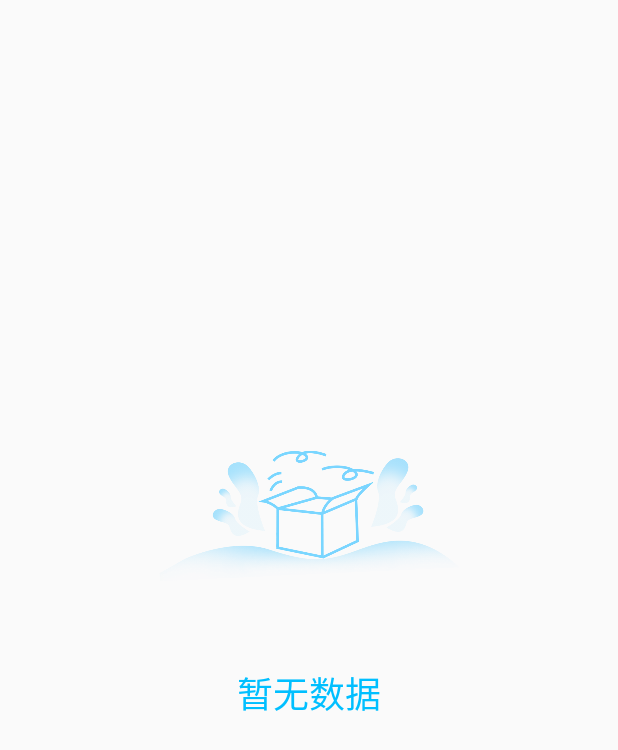
After one commit to cl-6666/xDialog, an Android app: the layout xdialog_layout_empty.xml on its own in the app's theme, with its tools: preview values and no code run, on a phone screen of 412 x 824 dp. The commit adds this screen. Shown: the top 750 px of the screen. Run offline under Robolectric (Android 15) with nearby library versions, the phone set to English and light mode, and no system bars.

Commit message:
优化空布局显示的多种情况

```diff
--- a/app/build.gradle
+++ b/app/build.gradle
@@ -34,9 +34,9 @@ dependencies {
     androidTestImplementation 'androidx.test.espresso:espresso-core:3.2.0'
     implementation 'androidx.recyclerview:recyclerview:1.0.0'
     implementation 'com.android.support.constraint:constraint-layout:1.1.2'
-//    implementation project(':xdialog')
+    implementation project(':xdialog')
 
-    implementation 'com.github.cl-6666:xDialog:v3.1.6'
+//    implementation 'com.github.cl-6666:xDialog:v3.1.6'
 
     //内存泄漏检测
 //    debugImplementation 'com.squareup.leakcanary:leakcanary-android:2.10'
--- a/xdialog/build.gradle
+++ b/xdialog/build.gradle
@@ -9,8 +9,8 @@ android {
     defaultConfig {
         minSdkVersion 16
         targetSdkVersion 29
-        versionCode 3
-        versionName "3.0.6"
+        versionCode 317
+        versionName "3.1.7"
 
         testInstrumentationRunner "androidx.test.runner.AndroidJUnitRunner"
 
--- /dev/null
+++ b/xdialog/src/main/res/layout/xdialog_layout_empty.xml
@@ -0,0 +1,39 @@
+<?xml version="1.0" encoding="utf-8"?>
+<LinearLayout
+    xmlns:android="http://schemas.android.com/apk/res/android"
+    xmlns:app="http://schemas.android.com/apk/res-auto"
+    xmlns:tools="http://schemas.android.com/tools"
+    android:orientation="vertical"
+    android:gravity="center"
+    android:layout_width="match_parent"
+    android:layout_height="match_parent">
+
+    <ImageView
+        android:id="@+id/iv_empty"
+        android:layout_width="200dp"
+        android:layout_height="200dp"
+        android:layout_gravity="center"
+        android:src="@drawable/x_record_empty"
+        app:layout_constraintTop_toTopOf="parent"
+        app:layout_constraintBottom_toTopOf="@+id/tv_empty_message"
+        app:layout_constraintRight_toRightOf="parent"
+        app:layout_constraintLeft_toLeftOf="parent"
+        app:layout_constraintVertical_chainStyle="packed"
+        tools:ignore="ContentDescription" />
+
+    <TextView
+        android:id="@+id/tv_empty_message"
+        android:layout_width="match_parent"
+        android:layout_height="wrap_content"
+        android:layout_centerHorizontal="true"
+        android:text="暂无数据"
+        android:textColor="#00bfff"
+        android:gravity="center"
+        android:textSize="24sp"
+        app:layout_constraintTop_toBottomOf="@+id/iv_empty"
+        app:layout_constraintBottom_toBottomOf="parent"
+        app:layout_constraintRight_toRightOf="parent"
+        app:layout_constraintLeft_toLeftOf="parent"
+        android:layout_marginBottom="100dp"/>
+
+</LinearLayout>
```
Also changed, not shown: app/src/main/java/com/cl/dialog/ui/DiffentDialogActivity.java (+24 -0 lines), app/src/main/res/layout/activity_diffent_dialog.xml (+10 -0 lines), app/src/main/res/layout/view_empty_text.xml (added, +28 -0 lines), xdialog/src/main/java/com/cl/xdialog/adapter/TParams.kt (+12 -12 lines), xdialog/src/main/java/com/cl/xdialog/base/XBaseAdapter.kt (+41 -7 lines), xdialog/src/main/res/drawable/x_record_empty.webp (added), 1 other file.
